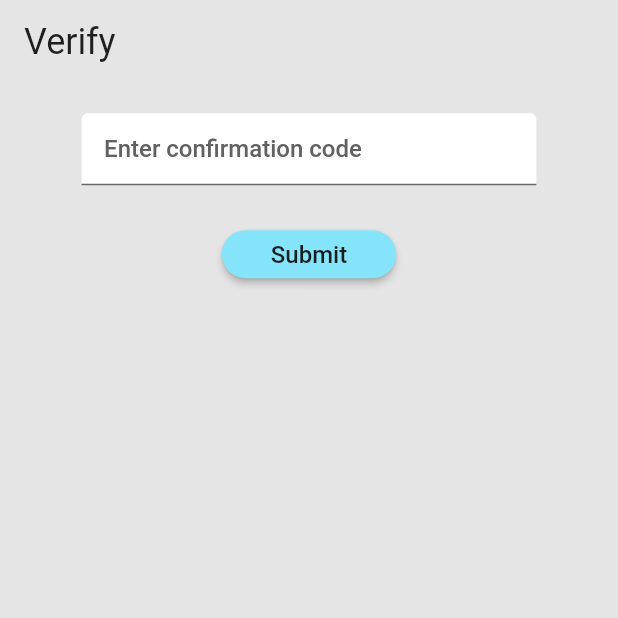
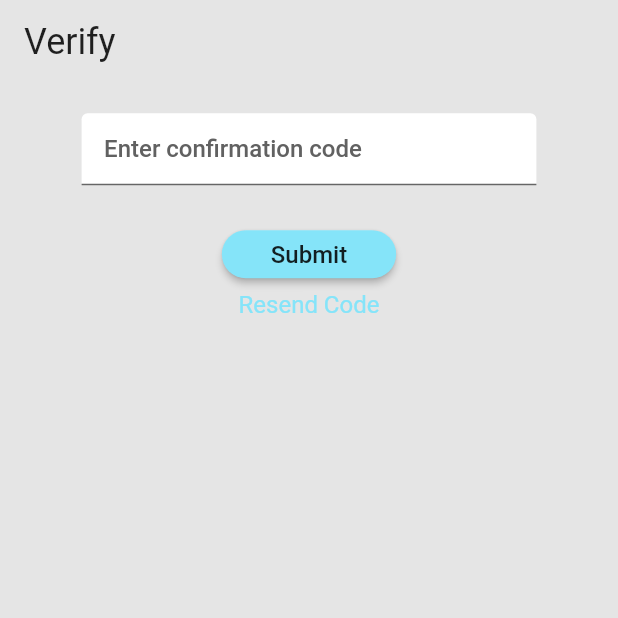
Before and after one commit to tngo2001/osto-mate, a Flutter app: the ConfirmScreen screen opened directly with empty values, on a phone screen of 412 x 824 dp, the top half of it. Run offline on Flutter 3.47's test engine with Material 2 defaults, Android fonts, the phone set to English and light mode, and no system bars; missing offline and left inert: amplify_analytics_pinpoint, amplify_api, amplify_auth_cognito, amplify_flutter, control_style.

Commit message:
resend code works

```diff
--- a/lib/api/api_service.dart
+++ b/lib/api/api_service.dart
@@ -75,4 +75,11 @@ class AuthService {
       showError(e.message);
     }
   }
+  /*
+  static Future<void> resetPassword() async {
+    try {
+      final result = Amplify.Auth.resetPassword
+    }
+  }
+  */
 }
--- a/lib/screens/confirm.dart
+++ b/lib/screens/confirm.dart
@@ -42,16 +42,17 @@ class ConfirmScreenState extends State<ConfirmScreen> {
     super.dispose();
   }
 
-  Widget _buildForgotPassword() {
+  Widget _buildResendCode() {
     return Align(
-      alignment: Alignment.centerRight,
+      alignment: Alignment.center,
       child: InkWell(
-        onTap: AuthService.resendCode(data, () {
-          Snackbars.showSuccessSnackbar(
-              context, "Code resent!", Theme.of(context).backgroundColor);
-        }, (s) {
-          Snackbars.showErrorSnackbar(context, s);
-        }),
+        onTap: () {
+          AuthService.resendCode(widget.data, () {
+            Snackbars.showSuccessSnackbar(context, "Code resent!");
+          }, (s) {
+            Snackbars.showErrorSnackbar(context, s);
+          });
+        },
         onTapDown: (down) {
           setState(() {
             _resendCodeTapped = true;
@@ -156,6 +157,7 @@ class ConfirmScreenState extends State<ConfirmScreen> {
                           Snackbars.showErrorSnackbar(context, message);
                         }),
                       ),
+                      _buildResendCode()
                     ],
                   ),
                 )),
```
